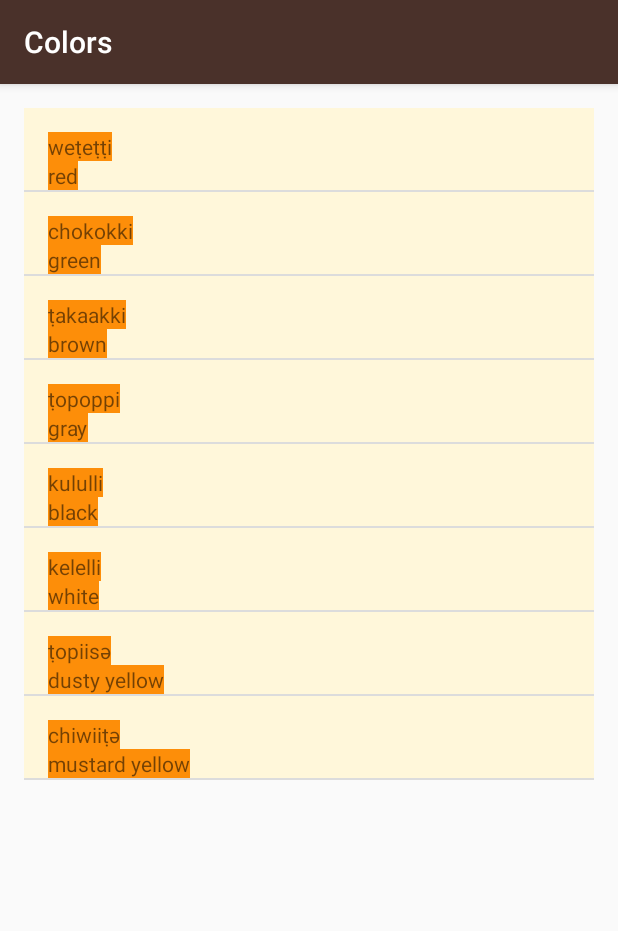
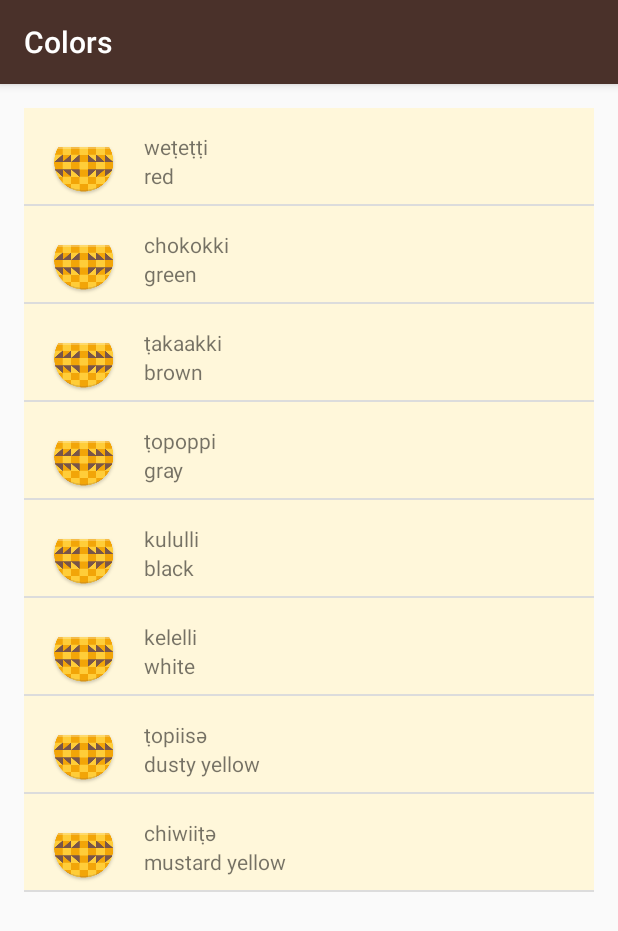
Before and after one commit to JuanByte/ud839_Miwok_Dictionary, an Android app: the Colors screen opened directly, with no data from a screen before it, on a phone screen of 412 x 824 dp. Shown: the top 931 px of the screen. Run offline under Robolectric (Android 15) with nearby library versions, the phone set to English and light mode, and no system bars.

Commit message:
Add image view to list_item layout

```diff
--- a/app/src/main/res/layout/list_item.xml
+++ b/app/src/main/res/layout/list_item.xml
@@ -1,30 +1,41 @@
 <?xml version="1.0" encoding="utf-8"?>
-<LinearLayout
-    xmlns:android="http://schemas.android.com/apk/res/android"
+<LinearLayout xmlns:android="http://schemas.android.com/apk/res/android"
     xmlns:tools="http://schemas.android.com/tools"
     android:id="@+id/list_item"
     android:layout_width="match_parent"
     android:layout_height="match_parent"
     android:background="@color/tan_background"
-    android:orientation="vertical"
+    android:orientation="horizontal"
     tools:context="com.example.android.miwok.NumbersActivity">
 
-    <TextView
-        android:id="@+id/miwok_text_view"
-        android:background="@color/category_numbers"
+    <ImageView
+        android:id="@+id/miwok_image_view"
         android:layout_width="wrap_content"
         android:layout_height="wrap_content"
+        android:layout_marginLeft="16dp"
         android:layout_marginTop="16dp"
-        android:layout_marginLeft="16dp"
-        tools:text="lutti"/>
 
-    <TextView
-        android:id="@+id/default_text_view"
-        android:background="@color/category_numbers"
+        android:src="@mipmap/ic_launcher" />
+
+    <LinearLayout
+        android:id="@+id/text_container"
         android:layout_width="wrap_content"
         android:layout_height="wrap_content"
-        android:layout_marginTop="0dp"
         android:layout_marginLeft="16dp"
-        tools:text="one"/>
+        android:layout_marginTop="16dp"
+        android:orientation="vertical">
 
+        <TextView
+            android:id="@+id/miwok_text_view"
+            android:layout_width="wrap_content"
+            android:layout_height="wrap_content"
+            tools:text="lutti" />
+
+        <TextView
+            android:id="@+id/default_text_view"
+            android:layout_width="wrap_content"
+            android:layout_height="wrap_content"
+            tools:text="one" />
+
+    </LinearLayout>
 </LinearLayout>
--- a/build.gradle
+++ b/build.gradle
@@ -6,7 +6,7 @@ buildscript {
         google()
     }
     dependencies {
-        classpath 'com.android.tools.build:gradle:3.1.3'
+        classpath 'com.android.tools.build:gradle:3.2.0'
 
         // NOTE: Do not place your application dependencies here; they belong
         // in the individual module build.gradle files
```
Also changed, not shown: gradle/wrapper/gradle-wrapper.properties.
